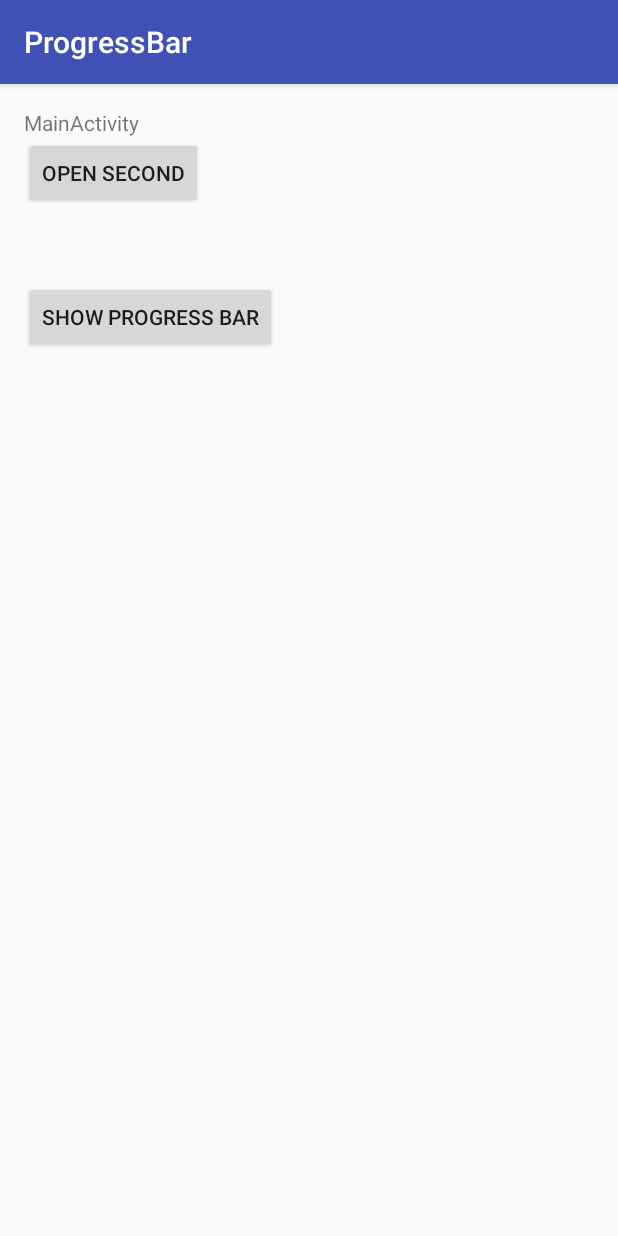
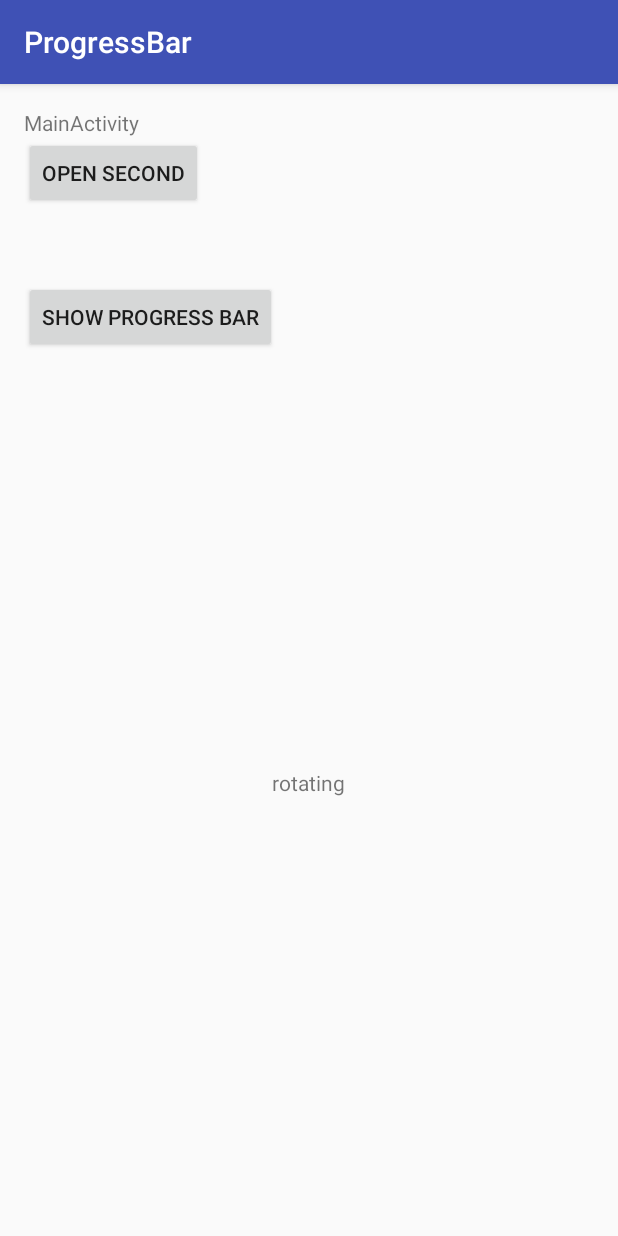
Before and after one commit to oxsoft/ProgressBar, an Android app: the screen it shows after launch (MainActivity), after a tap on "HIDE PROGRESS BAR", on a phone screen of 412 x 824 dp. Run offline under Robolectric (Android 15) with nearby library versions, the phone set to English and light mode, and no system bars.

```diff
--- a/app/src/main/java/com/sample/progressbar/MainActivity.java
+++ b/app/src/main/java/com/sample/progressbar/MainActivity.java
@@ -5,8 +5,11 @@ import android.os.Bundle;
 import android.support.v7.app.AppCompatActivity;
 import android.util.Log;
 import android.view.View;
+import android.view.animation.AnimationUtils;
+import android.view.animation.RotateAnimation;
 import android.widget.Button;
 import android.widget.ProgressBar;
+import android.widget.TextView;
 import android.widget.Toast;
 
 public class MainActivity extends AppCompatActivity {
@@ -40,6 +43,13 @@ public class MainActivity extends AppCompatActivity {
                 }
             }
         });
+        TextView rotatingView = (TextView) findViewById(R.id.rotating_text);
+        {
+            RotateAnimation loadAnimation =
+                    (RotateAnimation) AnimationUtils.loadAnimation(this, R.anim.rotate_repeat);
+            rotatingView.startAnimation(loadAnimation);
+        }
+
     }
 
     @Override
--- /dev/null
+++ b/app/src/main/res/anim/rotate_repeat.xml
@@ -0,0 +1,11 @@
+<?xml version="1.0" encoding="utf-8"?>
+
+<rotate xmlns:android="http://schemas.android.com/apk/res/android"
+        android:duration="1000"
+        android:fromDegrees="0"
+        android:pivotX="50%"
+        android:pivotY="50%"
+        android:repeatCount="-1"
+        android:toDegrees="360"
+    >
+</rotate>
--- a/app/src/main/res/layout/activity_main.xml
+++ b/app/src/main/res/layout/activity_main.xml
@@ -32,4 +32,17 @@
         android:layout_width="wrap_content"
         android:layout_height="wrap_content"
         android:text="@string/hide_progress_bar" />
+    <RelativeLayout
+        android:layout_width="match_parent"
+        android:layout_height="0dp"
+        android:layout_weight="1"
+        >
+        <TextView
+            android:id="@+id/rotating_text"
+            android:layout_width="wrap_content"
+            android:layout_height="wrap_content"
+            android:layout_centerInParent="true"
+            android:text="@string/rotating"
+            />
+    </RelativeLayout>
 </LinearLayout>
--- a/app/src/main/res/values/strings.xml
+++ b/app/src/main/res/values/strings.xml
@@ -5,4 +5,5 @@
     <string name="open_second">open second</string>
     <string name="hide_progress_bar">hide progress bar</string>
     <string name="show_progress_bar">show progress bar</string>
+    <string name="rotating">rotating</string>
 </resources>
```
